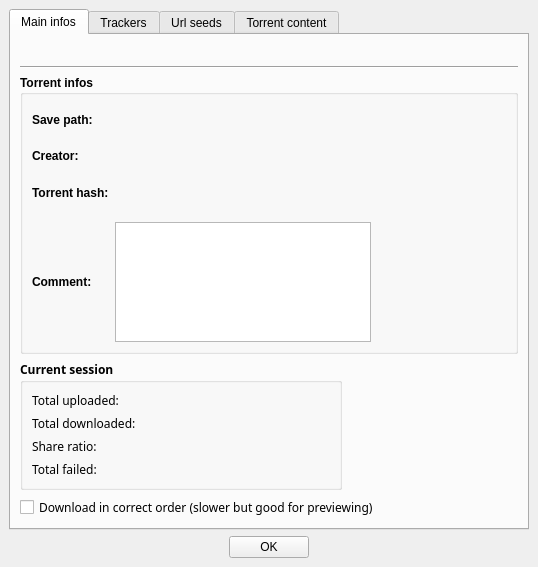
This is src/properties.ui in SysAdminDoc/qBittorrent-Vanced as Qt 5 draws it before an edit. The edited form follows.
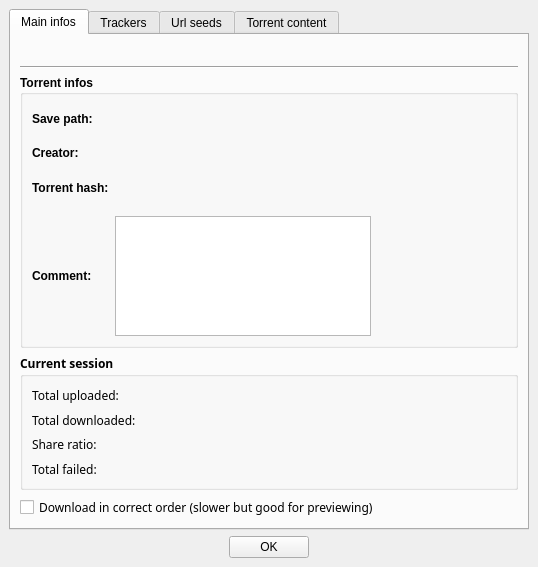
This is the edited form.

Patch:
```diff
--- a/src/properties.ui
+++ b/src/properties.ui
@@ -29,12 +29,6 @@
        <string>Main infos</string>
       </attribute>
       <layout class="QVBoxLayout" >
-       <property name="margin" >
-        <number>9</number>
-       </property>
-       <property name="spacing" >
-        <number>6</number>
-       </property>
        <item>
         <widget class="QLabel" name="fileName" >
          <property name="maximumSize" >
@@ -276,9 +270,7 @@
        <item>
         <widget class="QGroupBox" name="groupBox" >
          <property name="sizePolicy" >
-          <sizepolicy>
-           <hsizetype>0</hsizetype>
-           <vsizetype>0</vsizetype>
+          <sizepolicy vsizetype="Expanding" hsizetype="Expanding" >
            <horstretch>0</horstretch>
            <verstretch>0</verstretch>
           </sizepolicy>
```
Left out of the diff: 329 changed lines with no effect on the pictures.
